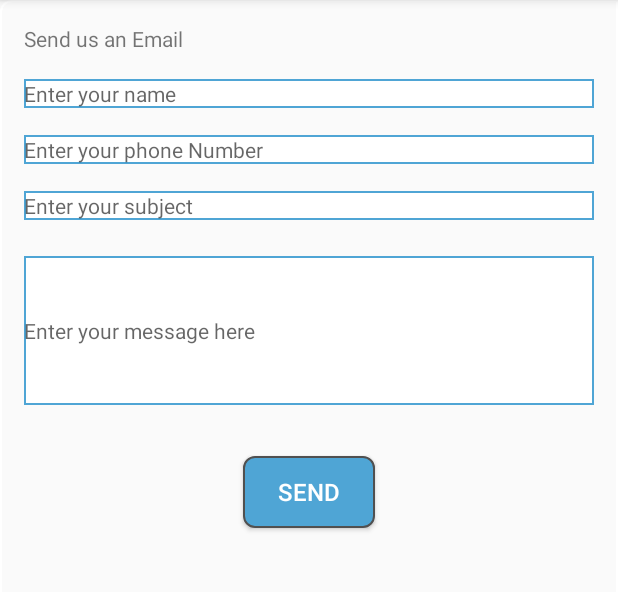
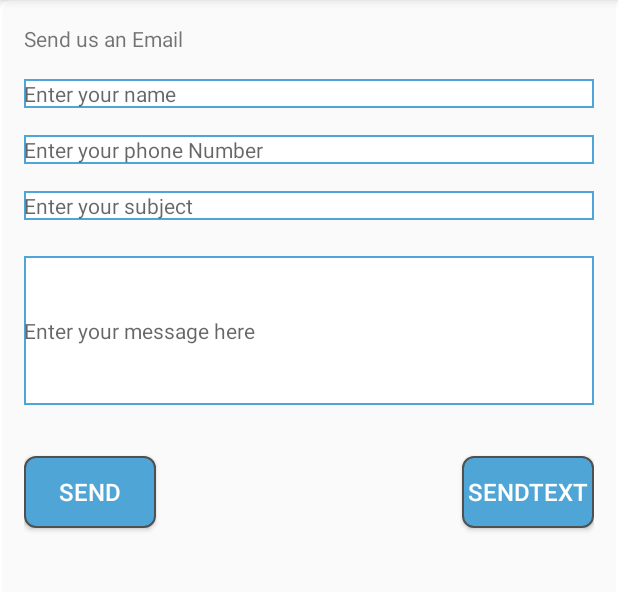
Before and after one commit to jasonbutwell/Android_EmailIntentDemo, an Android app: the screen it shows after launch (MainActivity), on a phone screen of 412 x 824 dp, the part 84-676 px from its top. Run offline under Robolectric (Android 15) with nearby library versions, the phone set to English and light mode, and no system bars.

Commit message:
Added functionality to send SMS message data to text message via intent. Now working.

```diff
--- a/app/src/main/AndroidManifest.xml
+++ b/app/src/main/AndroidManifest.xml
@@ -1,6 +1,9 @@
 <?xml version="1.0" encoding="utf-8"?>
 <manifest xmlns:android="http://schemas.android.com/apk/res/android"
     package="com.jasonbutwell.emailintentdemo">
+
+    <uses-permission android:name="android.permission.INTERNET"/>
+    <uses-permission android:name="android.permission.SEND_SMS"/>
 
     <application
         android:allowBackup="true"
--- a/app/src/main/java/com/jasonbutwell/emailintentdemo/MainActivity.java
+++ b/app/src/main/java/com/jasonbutwell/emailintentdemo/MainActivity.java
@@ -12,7 +12,7 @@ public class MainActivity extends AppCompatActivity {
 
     private EditText name, phone, subject, message;
 
-    Intent emailIntent, chooserIntent = null;
+    Intent smsIntent, emailIntent, chooserIntent = null;
 
     @Override
     protected void onCreate(Bundle savedInstanceState) {
@@ -26,7 +26,15 @@ public class MainActivity extends AppCompatActivity {
     }
 
     public void sendText( View view ) {
+        smsIntent = new Intent(Intent.ACTION_VIEW);
 
+        String bodyTextSMS = "SMS From: " + name.getText().toString() + ", Phone number: " + phone.getText().toString() + "\n\n"+ message.getText().toString();
+
+        smsIntent.putExtra("sms_body",bodyTextSMS);
+        smsIntent.setType("vnd.android-dir/mms-sms");
+        smsIntent.setData(Uri.parse("sms:07475653985"));
+
+        startActivity(smsIntent);
     }
 
     public void sendEmail(View view) {
--- a/app/src/main/res/layout/activity_main.xml
+++ b/app/src/main/res/layout/activity_main.xml
@@ -98,5 +98,20 @@
         android:textSize="16sp"
         android:onClick="sendEmail"
         android:layout_below="@+id/Message"
-        android:layout_centerHorizontal="true" />
+        android:layout_alignParentLeft="true"
+        android:layout_alignParentStart="true" />
+
+    <Button
+        android:background="@drawable/button_shape"
+        android:text="@string/sendtext"
+        android:layout_width="wrap_content"
+        android:layout_height="wrap_content"
+        android:id="@+id/sendButton2"
+        android:textColor="@android:color/white"
+        android:textSize="16sp"
+        android:onClick="sendText"
+        android:layout_alignBaseline="@+id/sendButton"
+        android:layout_alignBottom="@+id/sendButton"
+        android:layout_alignParentRight="true"
+        android:layout_alignParentEnd="true" />
 </RelativeLayout>
--- a/app/src/main/res/values/strings.xml
+++ b/app/src/main/res/values/strings.xml
@@ -6,4 +6,5 @@
     <string name="send">Send</string>
     <string name="send_us_an_email">Send us an Email</string>
     <string name="enter_your_subject">Enter your subject</string>
+    <string name="sendtext">sendText</string>
 </resources>
```
